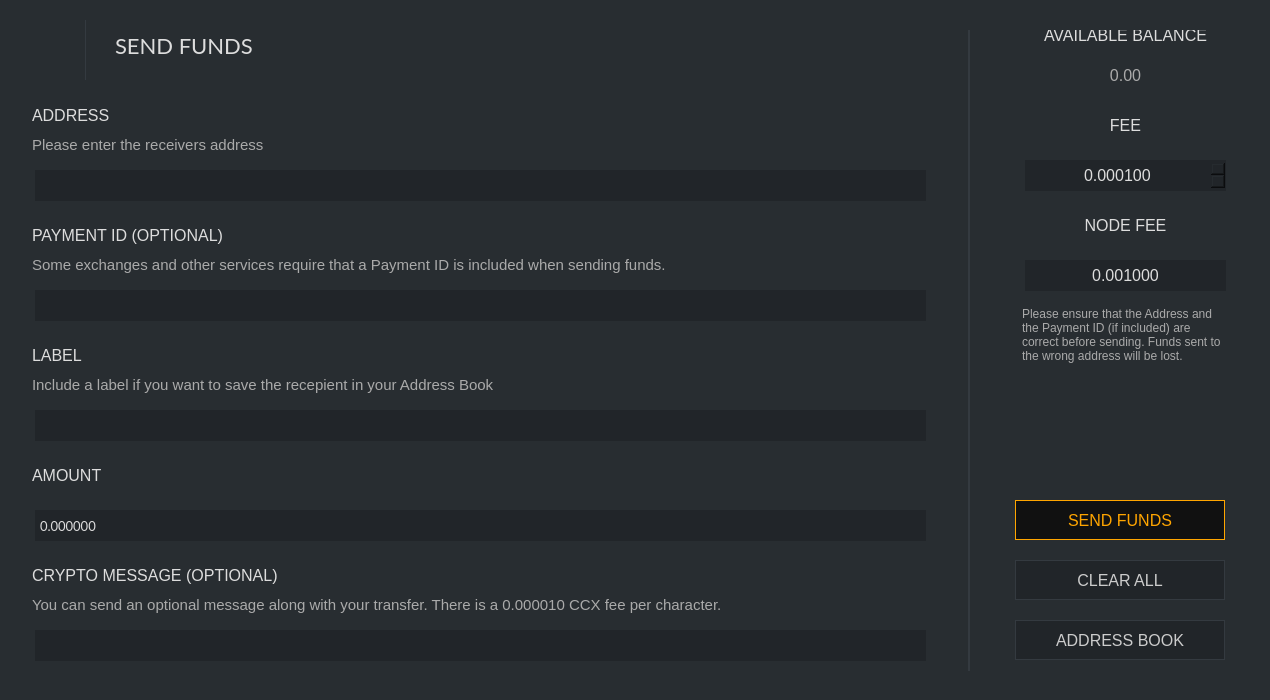
Before: the Qt Designer form src/gui/ui/sendframe.ui in ConcealNetwork/conceal-desktop, drawn with Qt 5.
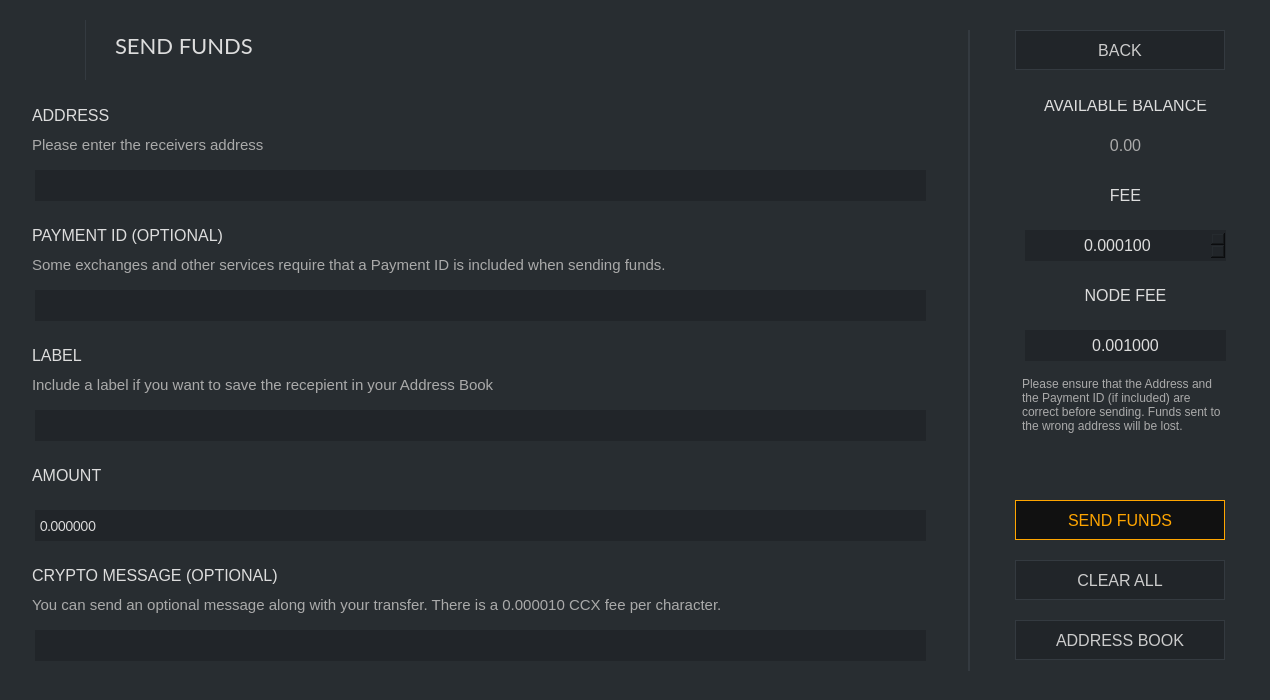
After: the same form once the commit is applied. Icons and pictures are not drawn.

Patch:
```diff
--- a/src/gui/ui/sendframe.ui
+++ b/src/gui/ui/sendframe.ui
@@ -16,12 +16,6 @@
     <height>700</height>
    </size>
   </property>
-  <property name="maximumSize">
-   <size>
-    <width>1270</width>
-    <height>700</height>
-   </size>
-  </property>
   <property name="font">
    <font>
     <family>Lato</family>
@@ -97,6 +91,41 @@
        <set>Qt::AlignLeading|Qt::AlignLeft|Qt::AlignVCenter</set>
       </property>
      </widget>
+     <widget class="QPushButton" name="m_backButton">
+      <property name="geometry">
+       <rect>
+        <x>1000</x>
+        <y>30</y>
+        <width>210</width>
+        <height>40</height>
+       </rect>
+      </property>
+      <property name="minimumSize">
+       <size>
+        <width>210</width>
+        <height>40</height>
+       </size>
+      </property>
+      <property name="maximumSize">
+       <size>
+        <width>600</width>
+        <height>16777215</height>
+       </size>
+      </property>
+      <property name="font">
+       <font>
+        <pointsize>-1</pointsize>
+       </font>
+      </property>
+      <property name="styleSheet">
+       <string notr="true">QPushButton#m_backButton {color: #ccc; border: 1px solid #343a40; font-size: 16px; background-color: #212529;}
+
+QPushButton#m_backButton:hover {color: #ddd; border: 2px solid #444; font-size: 16px; background-color: #212529;}</string>
+      </property>
+      <property name="text">
+       <string>BACK</string>
+      </property>
+     </widget>
      <widget class="QLabel" name="pidLabel">
       <property name="geometry">
        <rect>
@@ -297,9 +326,9 @@
       <property name="geometry">
        <rect>
         <x>950</x>
-        <y>30</y>
+        <y>100</y>
         <width>261</width>
-        <height>631</height>
+        <height>561</height>
        </rect>
       </property>
       <property name="styleSheet">
@@ -342,7 +371,7 @@
        <property name="geometry">
         <rect>
          <x>50</x>
-         <y>470</y>
+         <y>400</y>
          <width>210</width>
          <height>40</height>
         </rect>
@@ -377,7 +406,7 @@
        <property name="geometry">
         <rect>
          <x>50</x>
-         <y>530</y>
+         <y>460</y>
          <width>210</width>
          <height>40</height>
         </rect>
@@ -533,7 +562,7 @@
        <property name="geometry">
         <rect>
          <x>50</x>
-         <y>590</y>
+         <y>520</y>
          <width>210</width>
          <height>40</height>
         </rect>
```
Left out of the diff: 16 changed lines with no effect on the pictures.
